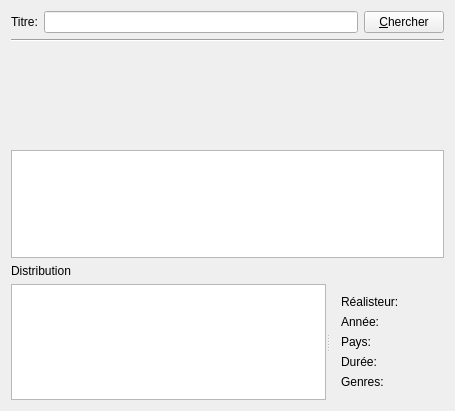
First picture: the form in SimpleIMDB/SimpleIMDB/mainwindow.ui, repository gnuvince/IFT2905-TP1, before the edit.
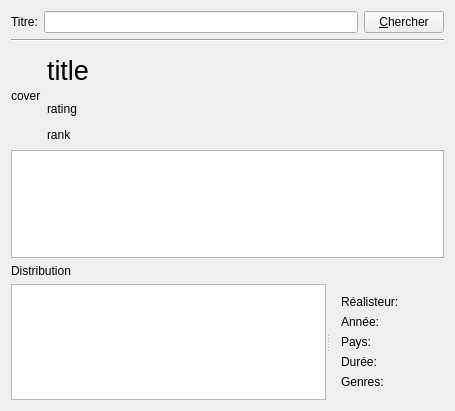
Second picture: the form after the edit.

Commit message: Moved film image to the left of the main window

Patch:
```diff
--- a/SimpleIMDB/SimpleIMDB/mainwindow.ui
+++ b/SimpleIMDB/SimpleIMDB/mainwindow.ui
@@ -72,6 +72,25 @@
      <layout class="QVBoxLayout" name="verticalLayout_3">
       <item>
        <layout class="QHBoxLayout" name="horizontalLayout_2">
+        <item>
+         <widget class="QLabel" name="film_cover">
+          <property name="sizePolicy">
+           <sizepolicy hsizetype="Preferred" vsizetype="Fixed">
+            <horstretch>0</horstretch>
+            <verstretch>96</verstretch>
+           </sizepolicy>
+          </property>
+          <property name="minimumSize">
+           <size>
+            <width>0</width>
+            <height>96</height>
+           </size>
+          </property>
+          <property name="text">
+           <string>cover</string>
+          </property>
+         </widget>
+        </item>
         <item>
          <layout class="QVBoxLayout" name="verticalLayout_2">
           <item>
@@ -82,7 +101,7 @@
              </font>
             </property>
             <property name="text">
-             <string/>
+             <string>title</string>
             </property>
            </widget>
           </item>
@@ -91,14 +110,14 @@
             <item>
              <widget class="QLabel" name="film_rating">
               <property name="text">
-               <string/>
+               <string>rating</string>
               </property>
              </widget>
             </item>
             <item>
              <widget class="QLabel" name="film_rank">
               <property name="text">
-               <string/>
+               <string>rank</string>
               </property>
              </widget>
             </item>
@@ -119,25 +138,6 @@
           </property>
          </spacer>
         </item>
-        <item>
-         <widget class="QLabel" name="film_cover">
-          <property name="sizePolicy">
-           <sizepolicy hsizetype="Preferred" vsizetype="Fixed">
-            <horstretch>0</horstretch>
-            <verstretch>96</verstretch>
-           </sizepolicy>
-          </property>
-          <property name="minimumSize">
-           <size>
-            <width>0</width>
-            <height>96</height>
-           </size>
-          </property>
-          <property name="text">
-           <string/>
-          </property>
-         </widget>
-        </item>
        </layout>
       </item>
       <item>
```
Left out of the diff: 2 changed lines with no effect on the pictures. The commit also changes 2 other files.
